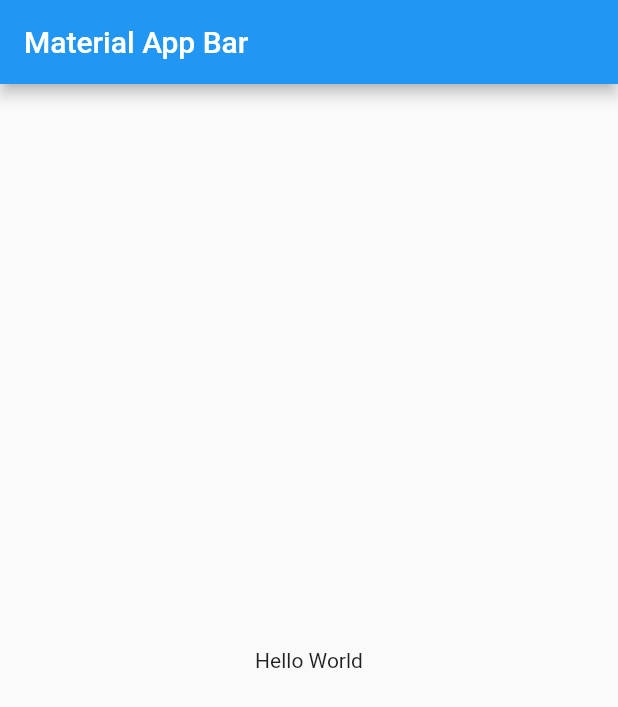
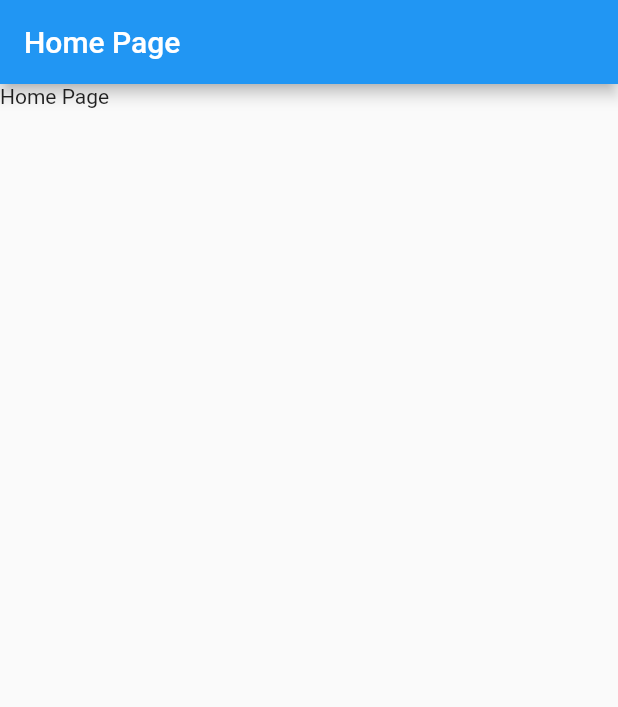
Before and after one commit to IdGalarzaSa/flutter_push_notifications, a Flutter app: the screen it shows after launch, on a phone screen of 412 x 824 dp. Shown: the top 707 px of the screen. Run offline on Flutter 3.47's test engine with Material 2 defaults, Android fonts, the phone set to English and light mode, and no system bars.

Commit message:
basic design

```diff
--- a/lib/main.dart
+++ b/lib/main.dart
@@ -1,4 +1,6 @@
 import 'package:flutter/material.dart';
+import 'package:flutter_push_notifications/screens/home_screen.dart';
+import 'package:flutter_push_notifications/screens/message_screen.dart';
 
 void main() => runApp(MyApp());
 
@@ -7,16 +9,11 @@ class MyApp extends StatelessWidget {
   Widget build(BuildContext context) {
     return MaterialApp(
       title: 'Material App',
-      home: Scaffold(
-        appBar: AppBar(
-          title: Text('Material App Bar'),
-        ),
-        body: Center(
-          child: Container(
-            child: Text('Hello World'),
-          ),
-        ),
-      ),
+      initialRoute: 'home',
+      routes: {
+        'home': (_) => HomeScreen(),
+        'message': (_) => MessageScreen(),
+      },
     );
   }
 }
--- /dev/null
+++ b/lib/screens/home_screen.dart
@@ -0,0 +1,15 @@
+import 'package:flutter/material.dart';
+
+class HomeScreen extends StatelessWidget {
+  const HomeScreen({Key key}) : super(key: key);
+
+  @override
+  Widget build(BuildContext context) {
+    return Scaffold(
+      appBar: AppBar(
+        title: Text('Home Page'),
+      ),
+      body: Text('Home Page'),
+    );
+  }
+}
--- /dev/null
+++ b/lib/screens/message_screen.dart
@@ -0,0 +1,15 @@
+import 'package:flutter/material.dart';
+
+class MessageScreen extends StatelessWidget {
+  const MessageScreen({Key key}) : super(key: key);
+
+  @override
+  Widget build(BuildContext context) {
+    return Scaffold(
+      appBar: AppBar(
+        title: Text('Message Page'),
+      ),
+      body: Text('Message Page'),
+    );
+  }
+}
```
